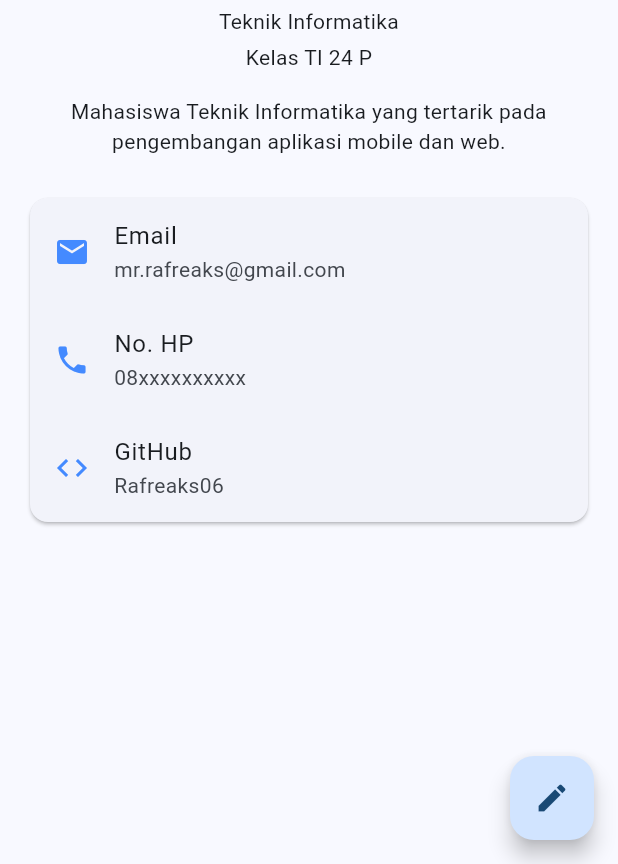
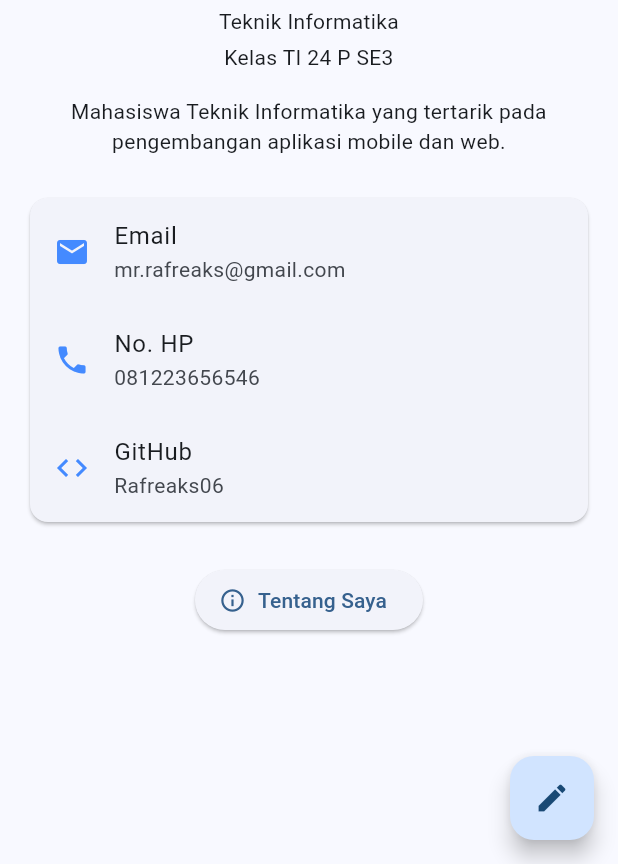
Before and after one commit to Rafreaks06/uts-pml-1124160189, a Flutter app: the ProfilePage screen opened by its route, on a phone screen of 412 x 824 dp, the part 372-1236 px from its top. Run offline on Flutter 3.47's test engine with Material 3 defaults, Android fonts, the phone set to English and light mode, and no system bars; accounts and stored records are empty.

Commit message:
tahap 5: buat halaman tentang saya dengan ListView

```diff
--- a/soal2-profil-app/lib/main.dart
+++ b/soal2-profil-app/lib/main.dart
@@ -4,6 +4,7 @@ import 'models/profile.dart';
 import 'screens/login_page.dart';
 import 'screens/profile_page.dart';
 import 'screens/edit_profile_page.dart';
+import 'screens/about_page.dart';
 
 void main() {
   runApp(const MyApp());
@@ -48,6 +49,8 @@ class MyApp extends StatelessWidget {
                 return MaterialPageRoute(
                   builder: (_) => EditProfilePage(profile: profile),
                 );
+              case '/about':
+                return MaterialPageRoute(builder: (_) => const AboutPage());
               default:
                 return MaterialPageRoute(builder: (_) => const LoginPage());
             }
--- a/soal2-profil-app/lib/models/profile.dart
+++ b/soal2-profil-app/lib/models/profile.dart
@@ -51,10 +51,10 @@ final Profile profilAwal = Profile(
   nama: 'Muhammad Raffi Ar-rosyid',
   nim: '1124160189',
   prodi: 'Teknik Informatika',
-  kelas: 'TI 24 P',
+  kelas: 'TI 24 P SE3',
   bio: 'Mahasiswa Teknik Informatika yang tertarik pada pengembangan aplikasi mobile dan web.',
   email: 'mr.rafreaks@gmail.com',
-  hp: '08xxxxxxxxxx',
+  hp: '081223656546',
   github: 'Rafreaks06',
   foto: 'assets/images/foto.jpg',
 );
--- a/soal2-profil-app/lib/screens/profile_page.dart
+++ b/soal2-profil-app/lib/screens/profile_page.dart
@@ -79,6 +79,14 @@ class _ProfilePageState extends State<ProfilePage> {
                     ],
                   ),
                 ),
+                const SizedBox(height: 24),
+                ElevatedButton.icon(
+                  onPressed: () {
+                    Navigator.pushNamed(context, '/about');
+                  },
+                  icon: const Icon(Icons.info_outline),
+                  label: const Text('Tentang Saya'),
+                ),
               ],
             ),
           ),
```
Also changed, not shown: soal2-profil-app/lib/screens/about_page.dart (added, +78 -0 lines).
